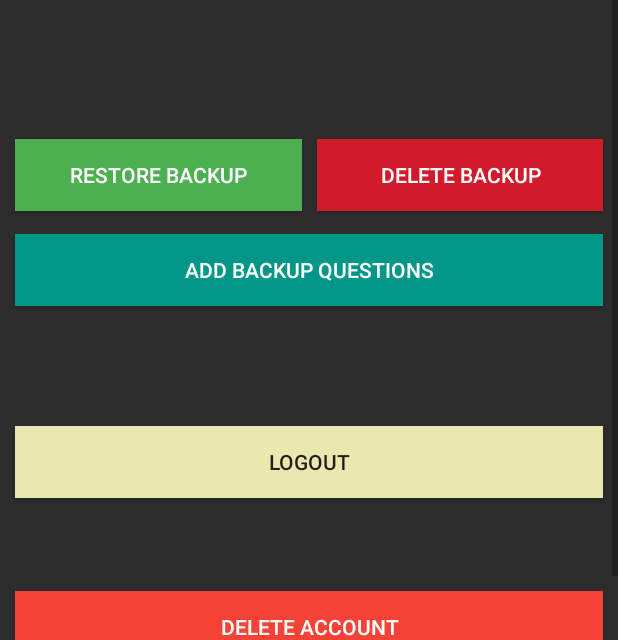
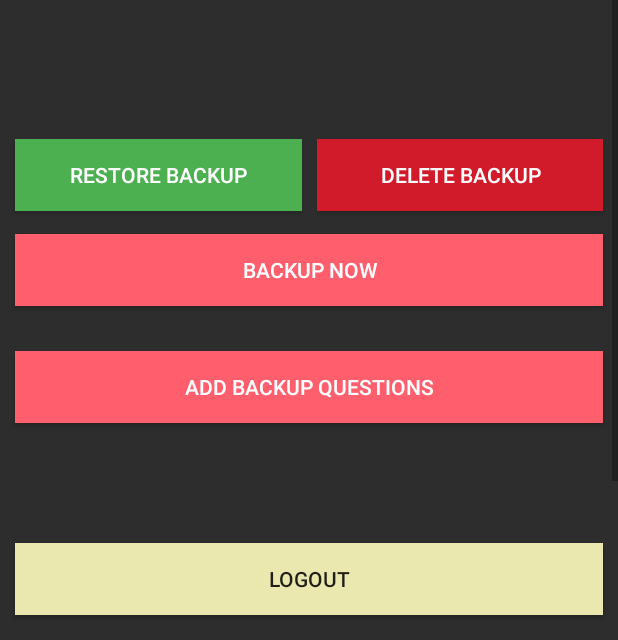
Before and after one commit to thisisfaisalhere/PasswordBro, an Android app: the AccountDetailsActivity screen opened directly, with no data from a screen before it, on a phone screen of 412 x 824 dp, the part 596-1236 px from its top. Run offline under Robolectric (Android 15) with nearby library versions, the phone set to English and light mode, and no system bars; libraries missing offline, so code that uses them is left out: com.parse, es.dmoral.toasty, libs.mjn.prettydialog; 1 statement that could not run was skipped.

Commit message:
bugs fixes

```diff
--- a/app/build.gradle
+++ b/app/build.gradle
@@ -7,8 +7,8 @@ android {
         applicationId "com.virusX.passwordbro"
         minSdkVersion 21
         targetSdkVersion 29
-        versionCode 10
-        versionName "1.3.0"
+        versionCode 11
+        versionName "1.3.1"
         testInstrumentationRunner "androidx.test.runner.AndroidJUnitRunner"
     }
     buildTypes {
--- a/app/src/main/java/com/virusX/passwordBro/MainActivity.java
+++ b/app/src/main/java/com/virusX/passwordBro/MainActivity.java
@@ -70,7 +70,6 @@ public class MainActivity extends AppCompatActivity {
 
     @Override
     public boolean onCreateOptionsMenu(Menu menu) {
-        // Inflate the menu; this adds items to the action bar if it is present.
         getMenuInflater().inflate(R.menu.main, menu);
         return true;
     }
--- a/app/src/main/res/layout/activity_ac_details.xml
+++ b/app/src/main/res/layout/activity_ac_details.xml
@@ -64,18 +64,33 @@
             app:layout_constraintTop_toBottomOf="@+id/ac_details_txt" />
 
         <Button
-            android:id="@+id/fill_q_btn"
+            android:id="@+id/backupBtn"
             android:layout_width="0dp"
             android:layout_height="wrap_content"
             android:layout_marginStart="10dp"
             android:layout_marginTop="15dp"
             android:layout_marginEnd="10dp"
-            android:background="#009688"
-            android:text="@string/add_backup_questions"
+            android:background="#FF5E6C"
+            android:text="@string/backup_now"
             android:textColor="#FFFFFF"
             app:layout_constraintEnd_toEndOf="parent"
             app:layout_constraintStart_toStartOf="parent"
             app:layout_constraintTop_toBottomOf="@+id/restoreBackupBtn" />
+
+        <Button
+            android:id="@+id/fill_q_btn"
+            android:layout_width="0dp"
+            android:layout_height="wrap_content"
+            android:layout_marginStart="10dp"
+            android:layout_marginTop="30dp"
+            android:layout_marginEnd="10dp"
+            android:background="#FF5E6C"
+            android:text="@string/add_backup_questions"
+            android:textColor="#FFFFFF"
+            app:layout_constraintEnd_toEndOf="parent"
+            app:layout_constraintHorizontal_bias="1.0"
+            app:layout_constraintStart_toStartOf="parent"
+            app:layout_constraintTop_toBottomOf="@+id/backupBtn" />
 
         <Button
             android:id="@+id/logoutBtn"
--- a/app/src/main/res/values/strings.xml
+++ b/app/src/main/res/values/strings.xml
@@ -36,6 +36,8 @@
     <string name="easy_length">Length of easy password</string>
     <string name="mod_length">Length of medium password</string>
     <string name="hard_length">Length of hard password</string>
+    <string name="autoFill">Auto fill</string>
+    <string name="autoFill_description">Auto Fill saved password while Login in to services</string>
     <string name="fingerprint">Fingerprint Lock</string>
     <string name="backup_string">Backup Data</string>
 
@@ -100,4 +102,5 @@
     <string name="continueBtn">continue</string>
     <string name="check">check</string>
     <string name="email">Email e.g. example@example.com</string>
+    <string name="backup_now">backup now</string>
 </resources>
```
Also changed, not shown: app/src/main/java/com/virusX/passwordBro/AccountDetailsActivity.java (+28 -2 lines), app/src/main/java/com/virusX/passwordBro/AddAccountActivity.java (+4 -5 lines), app/src/main/res/menu/activity_main_drawer.xml (+4 -4 lines), app/src/main/res/xml/root_preferences.xml (+10 -0 lines).
